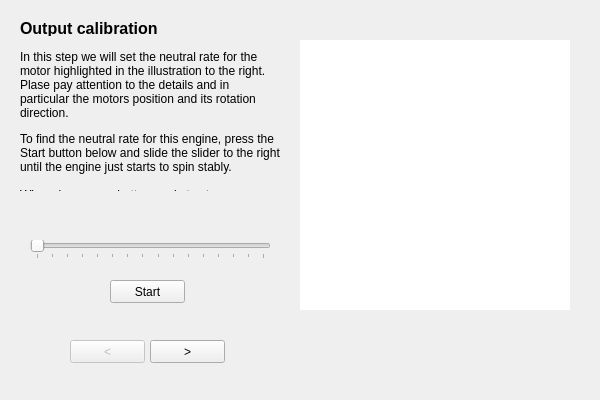
openpilot/OpenPilot, file ground/openpilotgcs/src/plugins/setupwizard/pages/outputcalibrationpage.ui: the form before one commit.
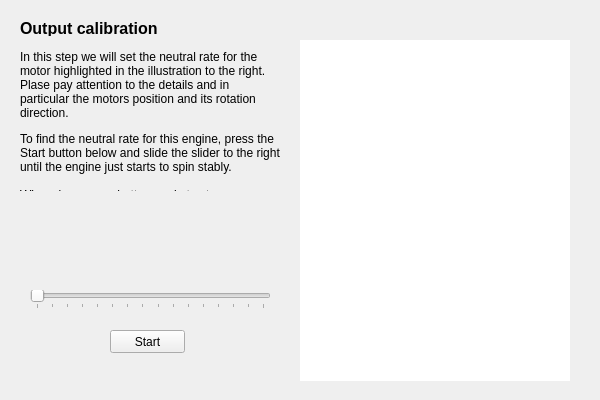
The form after the commit. The open tabs and pages were chosen to show the change.

Commit message: OP-39 Fixed Wizard Style so that it looks ok on Mac and Windows Changed the output calibration part of the wizard so that it is a part of the wizard flow instead of a separate flow inside one page.

Patch:
```diff
--- a/ground/openpilotgcs/src/plugins/setupwizard/pages/outputcalibrationpage.ui
+++ b/ground/openpilotgcs/src/plugins/setupwizard/pages/outputcalibrationpage.ui
@@ -19,7 +19,7 @@
      <x>300</x>
      <y>40</y>
      <width>270</width>
-     <height>270</height>
+     <height>341</height>
     </rect>
    </property>
    <property name="frameShape">
@@ -32,7 +32,7 @@
      <x>20</x>
      <y>40</y>
      <width>270</width>
-     <height>291</height>
+     <height>341</height>
     </rect>
    </property>
    <property name="currentIndex">
@@ -94,7 +94,7 @@
      <property name="geometry">
       <rect>
        <x>10</x>
-       <y>200</y>
+       <y>250</y>
        <width>241</width>
        <height>19</height>
       </rect>
@@ -128,7 +128,7 @@
      <property name="geometry">
       <rect>
        <x>90</x>
-       <y>240</y>
+       <y>290</y>
        <width>75</width>
        <height>23</height>
       </rect>
@@ -426,35 +426,6 @@
     <set>Qt::AlignLeading|Qt::AlignLeft|Qt::AlignVCenter</set>
    </property>
   </widget>
-  <widget class="QPushButton" name="nextPageButton">
-   <property name="geometry">
-    <rect>
-     <x>150</x>
-     <y>340</y>
-     <width>75</width>
-     <height>23</height>
-    </rect>
-   </property>
-   <property name="text">
-    <string>&gt;</string>
-   </property>
-  </widget>
-  <widget class="QPushButton" name="backPageButton">
-   <property name="enabled">
-    <bool>false</bool>
-   </property>
-   <property name="geometry">
-    <rect>
-     <x>70</x>
-     <y>340</y>
-     <width>75</width>
-     <height>23</height>
-    </rect>
-   </property>
-   <property name="text">
-    <string>&lt;</string>
-   </property>
-  </widget>
  </widget>
  <resources/>
  <connections>
```
Left out of the diff: 14 changed lines with no effect on the pictures. The commit also changes 6 other files.
